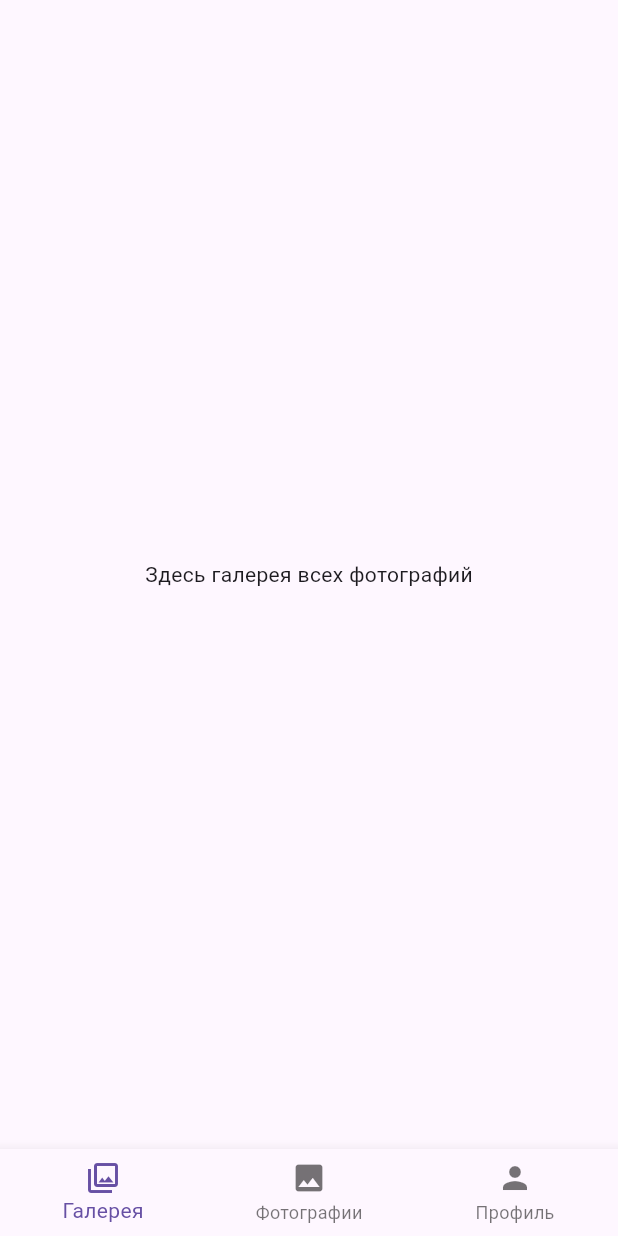
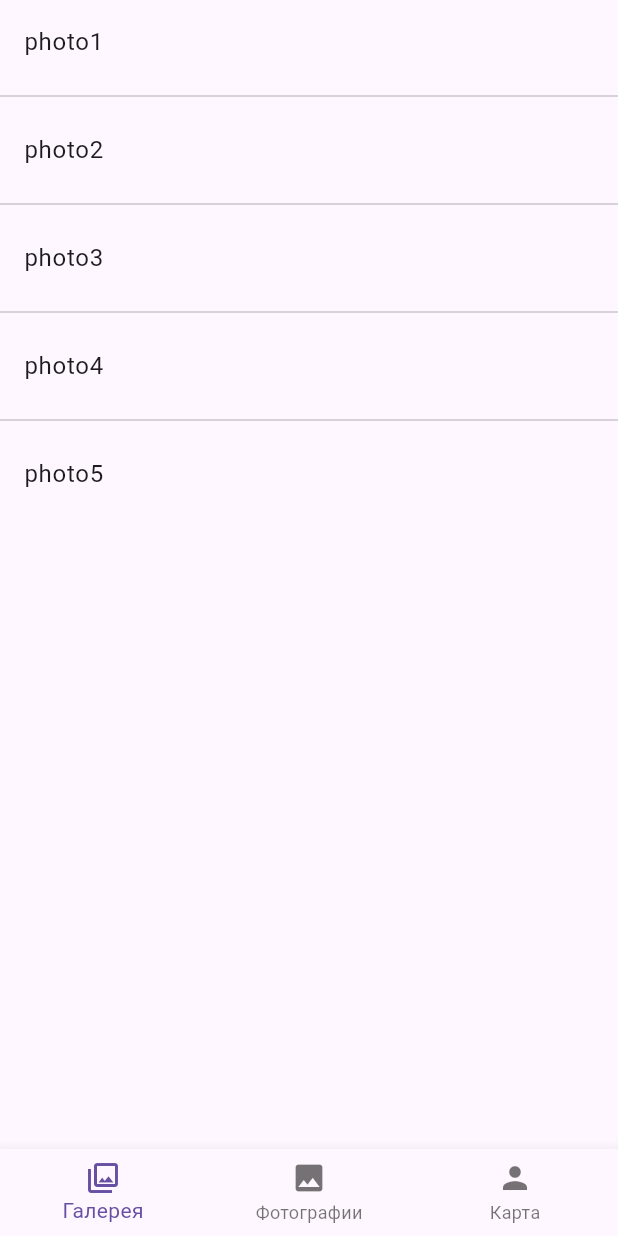
Before and after one commit to Bogdan-Taran/geo_album, a Flutter app: the screen it shows after launch, on a phone screen of 412 x 824 dp. Run offline on Flutter 3.47's test engine with Material 3 defaults, Android fonts, the light colour scheme and no system bars; our stand-ins replace go_router.

Commit message:
Added routing to photo's looking on tap to it immediately

```diff
--- a/lib/app_routings.dart
+++ b/lib/app_routings.dart
@@ -8,7 +8,7 @@ import '/root_screen.dart';
 
 
 final router = GoRouter(
-  initialLocation: '/',
+  initialLocation: '/gallery',
   routes: [
     // BottomNavigationBar
     StatefulShellRoute.indexedStack(
@@ -18,7 +18,7 @@ final router = GoRouter(
         StatefulShellBranch(
           routes: [
             GoRoute(
-              path: '/',
+              path: '/gallery',
               builder: (context, state) => const GalleryScreen(),
             ),
           ],
@@ -26,7 +26,7 @@ final router = GoRouter(
         StatefulShellBranch(
           routes: [
             GoRoute(
-              path: '/',
+              path: '/photo',
               builder: (context, state) => const PhotoLookingScreen(),
             ),
           ],
@@ -34,7 +34,7 @@ final router = GoRouter(
         StatefulShellBranch(
           routes: [
             GoRoute(
-              path: '/',
+              path: '/map',
               builder: (context, state) => const MapPhotosScreen(),
             ),
           ],
--- a/lib/gallery_screen.dart
+++ b/lib/gallery_screen.dart
@@ -1,13 +1,34 @@
 import 'package:flutter/material.dart';
+import 'package:go_router/go_router.dart';
 
+const _photos = [
+  'photo1',
+  'photo2',
+  'photo3',
+  'photo4',
+  'photo5',
+];
 
 class GalleryScreen extends StatelessWidget {
   const GalleryScreen({super.key});
 
   @override
   Widget build(BuildContext context){
-    return const Center(
-      child: Text('Здесь галерея всех фотографий'),
+    return  Center(
+      child: ListView.separated(
+        itemBuilder: (context, index){
+          return ListTile(
+            title: Text(_photos[index]),
+            onTap: () {
+              context.go('/photo');
+            },
+          );
+        },
+        separatorBuilder: (context, index){
+          return const Divider();
+        },
+        itemCount: _photos.length,
+      )
     );
   }
 
--- a/lib/root_screen.dart
+++ b/lib/root_screen.dart
@@ -34,7 +34,7 @@ class RootScreen extends StatelessWidget {
     ),
     const BottomNavigationBarItem(
         icon: Icon(Icons.person),
-        label: 'Профиль',
+        label: 'Карта',
     ),
   ];
 
```
